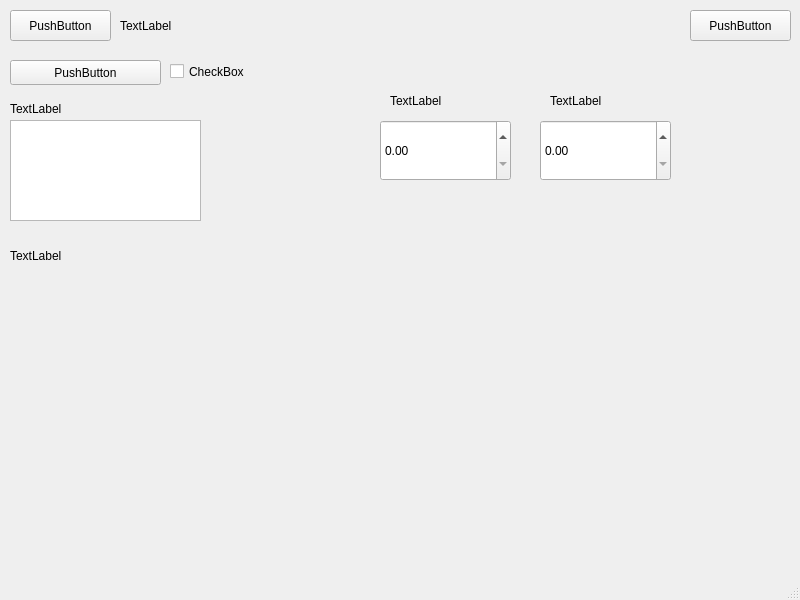
Before: the Qt Designer form mainwindow.ui in OlegMozg/rollsensor, drawn with Qt 5.
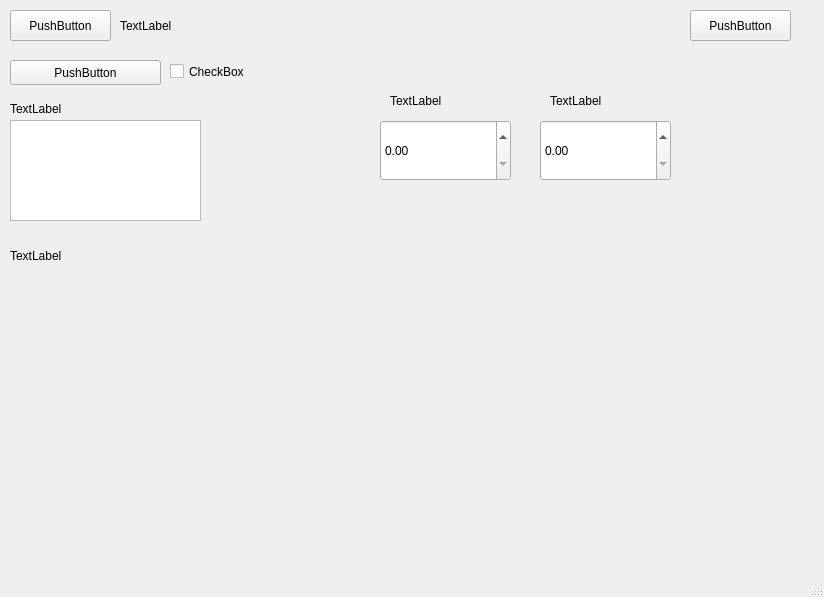
After: the same form once the commit is applied.

```diff
--- a/mainwindow.ui
+++ b/mainwindow.ui
@@ -6,8 +6,8 @@
    <rect>
     <x>0</x>
     <y>0</y>
-    <width>800</width>
-    <height>600</height>
+    <width>824</width>
+    <height>597</height>
    </rect>
   </property>
   <property name="windowTitle">
@@ -153,7 +153,7 @@
      <rect>
       <x>10</x>
       <y>240</y>
-      <width>201</width>
+      <width>221</width>
       <height>31</height>
      </rect>
     </property>
```
Left out of the diff: 2 changed lines with no effect on the pictures.
